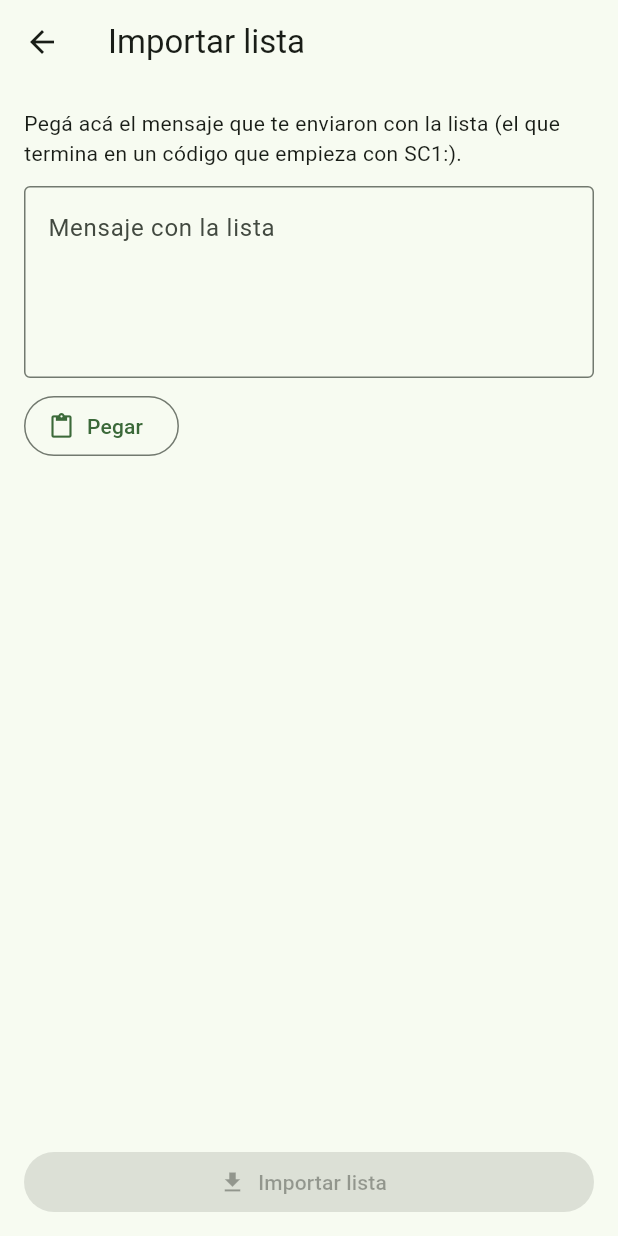
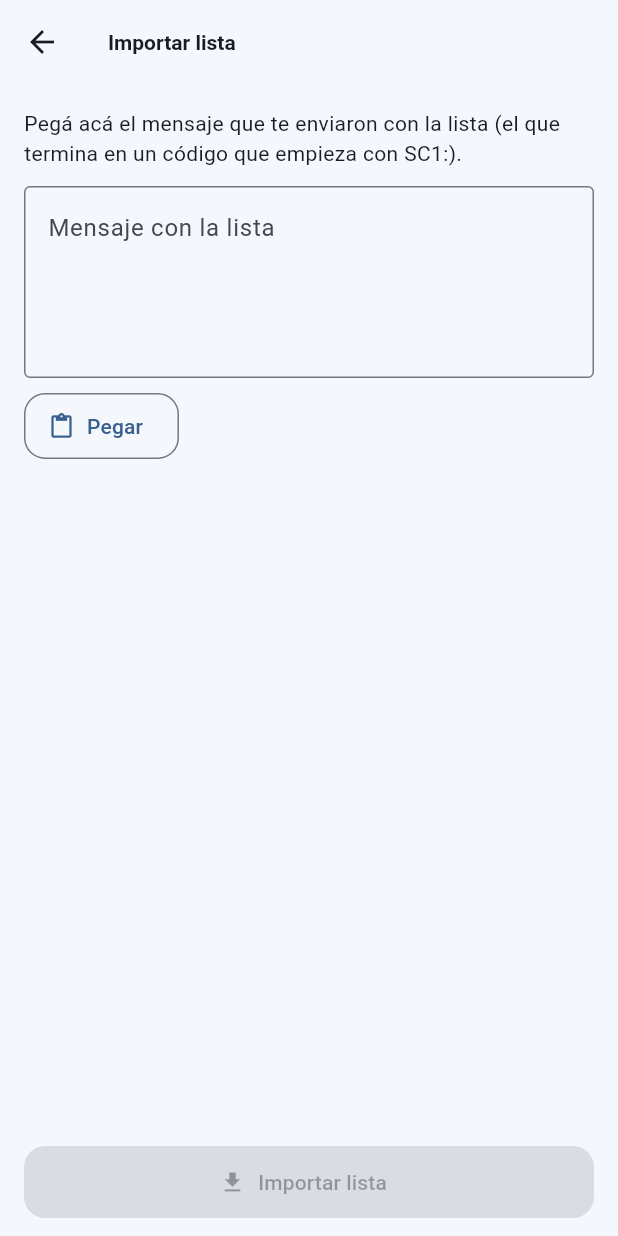
Before and after one commit to B3njaminGC/SuperCheck, a Flutter app: the screen it shows after launch, after a tap on the "file download" icon, on a phone screen of 412 x 824 dp. Run offline on Flutter 3.47's test engine with Material 3 defaults, Android fonts, the phone set to English and light mode, and no system bars; our stand-ins replace cached_network_image, equatable, flutter_riverpod, image_picker, share_plus, shared_preferences and 1 more; missing offline and left inert: mobile_scanner; accounts and stored records are empty.

Commit message:
Diseño: tema celeste fresco, logo de carrito con tilde e ícono de la app
Co-Authored-By: Claude Sonnet 5.5 <noreply@anthropic.com>
Claude-Session: https://claude.ai/code/session_01Rt3H6sA7TqRYneDY3hFnkq

```diff
--- a/lib/app.dart
+++ b/lib/app.dart
@@ -4,6 +4,7 @@ import 'package:supabase_flutter/supabase_flutter.dart';
 
 import 'core/constants/app_constants.dart';
 import 'core/mode/app_mode.dart';
+import 'core/theme/app_theme.dart';
 import 'features/auth/presentation/auth_providers.dart';
 import 'features/auth/presentation/login_page.dart';
 import 'features/shopping_list/presentation/home_page.dart';
@@ -16,15 +17,8 @@ class SuperCheckApp extends StatelessWidget {
     return MaterialApp(
       title: AppConstants.appName,
       debugShowCheckedModeBanner: false,
-      theme: ThemeData(
-        colorSchemeSeed: Colors.green,
-        useMaterial3: true,
-      ),
-      darkTheme: ThemeData(
-        colorSchemeSeed: Colors.green,
-        brightness: Brightness.dark,
-        useMaterial3: true,
-      ),
+      theme: AppTheme.light(),
+      darkTheme: AppTheme.dark(),
       home: const AuthGate(),
     );
   }
--- /dev/null
+++ b/lib/core/theme/app_theme.dart
@@ -0,0 +1,92 @@
+import 'package:flutter/material.dart';
+
+/// Aspecto de SuperCheck: fresco y limpio, en celeste, con bordes redondeados.
+abstract final class AppTheme {
+  /// Celeste del logo.
+  static const seed = Color(0xFF1E88E5);
+
+  static ThemeData light() => _build(Brightness.light);
+
+  static ThemeData dark() => _build(Brightness.dark);
+
+  static ThemeData _build(Brightness brightness) {
+    final dark = brightness == Brightness.dark;
+    final scheme = ColorScheme.fromSeed(seedColor: seed, brightness: brightness);
+    final base = ThemeData(colorScheme: scheme, useMaterial3: true);
+
+    const radius = 16.0;
+    final outline = scheme.outlineVariant;
+
+    return base.copyWith(
+      // Fondo apenas celeste en claro, para que las tarjetas blancas se despeguen.
+      scaffoldBackgroundColor: dark ? scheme.surface : const Color(0xFFF4F8FC),
+      appBarTheme: AppBarTheme(
+        backgroundColor: dark ? scheme.surface : const Color(0xFFF4F8FC),
+        foregroundColor: scheme.onSurface,
+        elevation: 0,
+        scrolledUnderElevation: 0,
+        centerTitle: false,
+        titleTextStyle: base.textTheme.titleLarge?.copyWith(
+          fontWeight: FontWeight.w700,
+          color: scheme.onSurface,
+        ),
+      ),
+      cardTheme: CardTheme(
+        elevation: 0,
+        color: dark ? scheme.surfaceContainer : Colors.white,
+        surfaceTintColor: Colors.transparent,
+        margin: EdgeInsets.zero,
+        shape: RoundedRectangleBorder(
+          borderRadius: BorderRadius.circular(radius),
+          side: BorderSide(color: outline),
+        ),
+      ),
+      filledButtonTheme: FilledButtonThemeData(
+        style: FilledButton.styleFrom(
+          minimumSize: const Size(0, 48),
+          shape: RoundedRectangleBorder(borderRadius: BorderRadius.circular(14)),
+        ),
+      ),
+      outlinedButtonTheme: OutlinedButtonThemeData(
+        style: OutlinedButton.styleFrom(
+          minimumSize: const Size(0, 44),
+          shape: RoundedRectangleBorder(borderRadius: BorderRadius.circular(14)),
+        ),
+      ),
+      floatingActionButtonTheme: FloatingActionButtonThemeData(
+        shape: RoundedRectangleBorder(borderRadius: BorderRadius.circular(18)),
+      ),
+      navigationBarTheme: NavigationBarThemeData(
+        backgroundColor: dark ? scheme.surfaceContainer : Colors.white,
+        surfaceTintColor: Colors.transparent,
+        indicatorColor: scheme.primaryContainer,
+        labelTextStyle: WidgetStatePropertyAll(
+          base.textTheme.labelMedium?.copyWith(fontWeight: FontWeight.w600),
+        ),
+      ),
+      chipTheme: base.chipTheme.copyWith(
+        shape: const StadiumBorder(),
+        side: BorderSide(color: outline),
+      ),
+      inputDecorationTheme: InputDecorationTheme(
+        border: OutlineInputBorder(borderRadius: BorderRadius.circular(14)),
+      ),
+      dialogTheme: DialogTheme(
+        shape: RoundedRectangleBorder(borderRadius: BorderRadius.circular(24)),
+      ),
+      bottomSheetTheme: const BottomSheetThemeData(
+        showDragHandle: true,
+        shape: RoundedRectangleBorder(
+          borderRadius: BorderRadius.vertical(top: Radius.circular(24)),
+        ),
+      ),
+      snackBarTheme: SnackBarThemeData(
+        behavior: SnackBarBehavior.floating,
+        shape: RoundedRectangleBorder(borderRadius: BorderRadius.circular(14)),
+      ),
+      listTileTheme: ListTileThemeData(
+        shape: RoundedRectangleBorder(borderRadius: BorderRadius.circular(radius)),
+      ),
+    );
+  }
+}
--- a/lib/features/shopping_list/presentation/lists_page.dart
+++ b/lib/features/shopping_list/presentation/lists_page.dart
@@ -31,6 +31,7 @@ class ListsPage extends ConsumerWidget {
       data: (items) {
         if (items.isEmpty) {
           return EmptyView(
+            showLogo: true,
             icon: Icons.shopping_cart_outlined,
             title: 'Todavía no tenés listas',
             message: isLocal
--- /dev/null
+++ b/lib/shared/widgets/app_logo.dart
@@ -0,0 +1,25 @@
+import 'package:flutter/material.dart';
+
+/// Logo de SuperCheck (carrito con tilde). La imagen se genera con
+/// `tools/make_icons.py`.
+class AppLogo extends StatelessWidget {
+  const AppLogo({super.key, this.size = 64});
+
+  final double size;
+
+  @override
+  Widget build(BuildContext context) {
+    return Image.asset(
+      'assets/icon/logo.png',
+      width: size,
+      height: size,
+      semanticLabel: 'Logo de SuperCheck',
+      // Si faltara la imagen, no se rompe la pantalla.
+      errorBuilder: (_, __, ___) => Icon(
+        Icons.shopping_cart_checkout,
+        size: size,
+        color: Theme.of(context).colorScheme.primary,
+      ),
+    );
+  }
+}
--- a/lib/shared/widgets/state_views.dart
+++ b/lib/shared/widgets/state_views.dart
@@ -1,4 +1,6 @@
 import 'package:flutter/material.dart';
+
+import 'app_logo.dart';
 
 class EmptyView extends StatelessWidget {
   const EmptyView({
@@ -6,8 +8,11 @@ class EmptyView extends StatelessWidget {
     required this.icon,
     required this.title,
     this.message,
+    this.showLogo = false,
   });
 
+  /// Muestra el logo en lugar del ícono (pantalla de bienvenida).
+  final bool showLogo;
   final IconData icon;
   final String title;
   final String? message;
@@ -21,7 +26,10 @@ class EmptyView extends StatelessWidget {
         child: Column(
           mainAxisSize: MainAxisSize.min,
           children: [
-            Icon(icon, size: 56, color: theme.colorScheme.outline),
+            if (showLogo)
+              const AppLogo(size: 96)
+            else
+              Icon(icon, size: 56, color: theme.colorScheme.outline),
             const SizedBox(height: 16),
             Text(
               title,
```
Also changed, not shown: lib/features/auth/presentation/login_page.dart (+2 -5 lines), pubspec.yaml (+12 -0 lines), assets/icon/icon.png (added), assets/icon/icon_foreground.png (added), assets/icon/logo.png (added), 2 other files.
